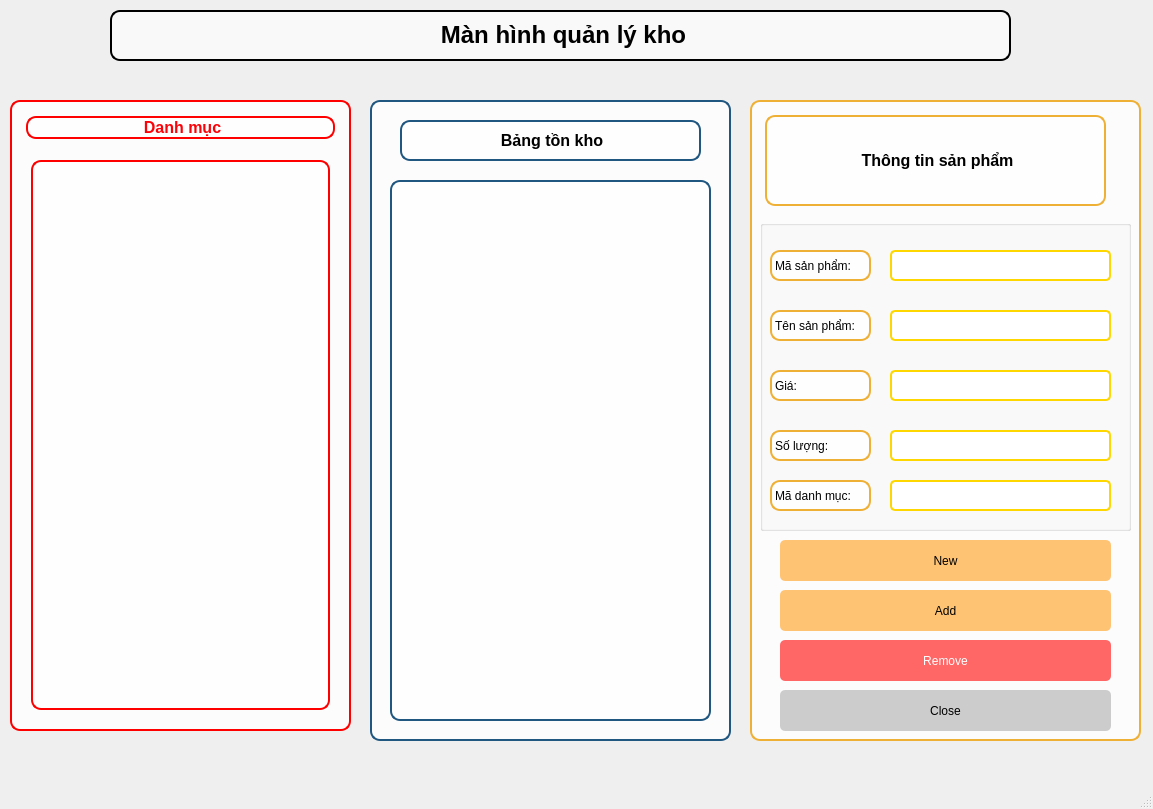
Old version of the form DoAnCuoiKy/DoAnCuoiKy/ui/InventoryMainWindow.ui in the repository Shin030206/DoAnCuoiKy.
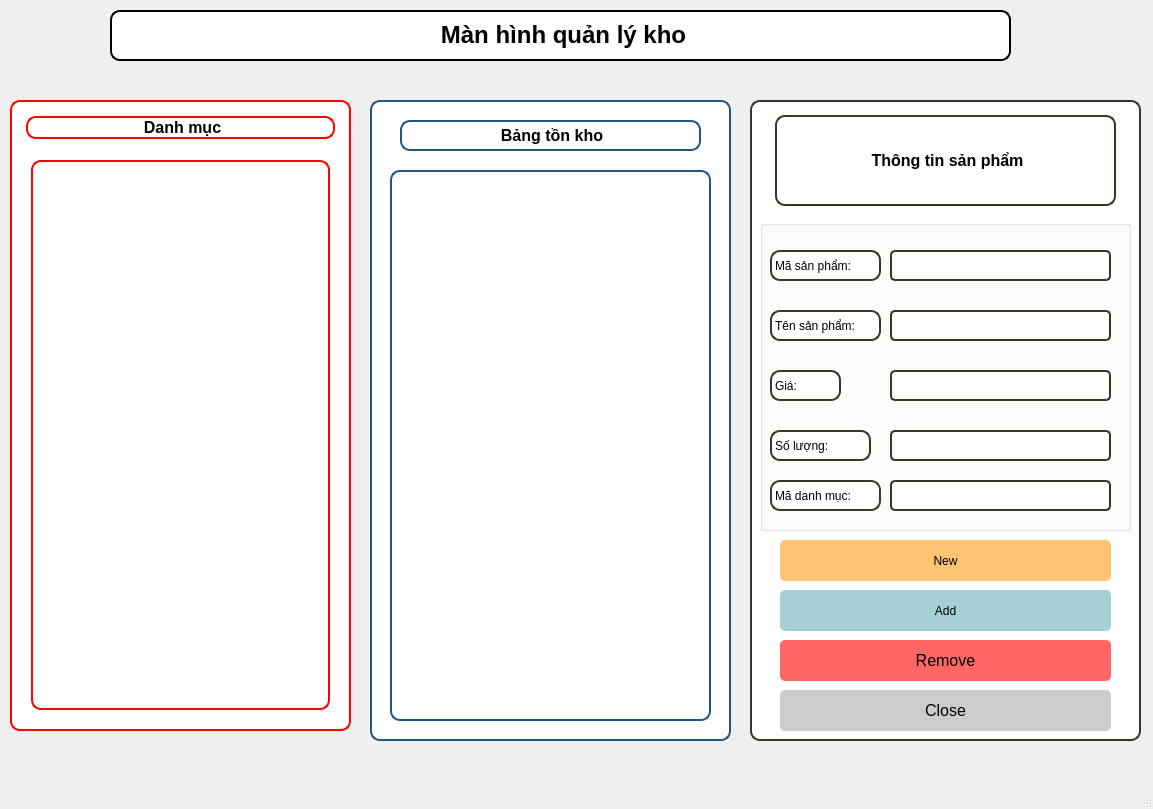
New version of the form.

Diff of the .ui file:
```diff
--- a/DoAnCuoiKy/DoAnCuoiKy/ui/InventoryMainWindow.ui
+++ b/DoAnCuoiKy/DoAnCuoiKy/ui/InventoryMainWindow.ui
@@ -39,7 +39,8 @@
     font-weight: bold;
     color:rgb(0,0,0);
     margin: 10px;
-    background-color: rgba(255,255,255,0.6);
+    
+	background-color: rgb(255, 255, 255);
     border-radius: 10px;
     padding: 5px 10px;
     border: 2px solid #000000; /* Viền đen */
@@ -61,7 +62,8 @@
     </property>
     <property name="styleSheet">
      <string notr="true">QFrame {
-    background-color: rgba(255, 255, 255, 0.8);
+    
+	background-color: rgb(255, 255, 255);
     border: 2px solid #FF0000; /* Màu đỏ */
     border-radius: 10px;
     margin: 10px;
@@ -83,7 +85,8 @@
                  font-size: 16px;
                  font-weight: bold;
                  margin: 5px;
-	color: rgb(252, 1, 7);
+	
+	color: rgb(0, 0, 0);
              }
             </string>
        </property>
@@ -94,6 +97,11 @@
      </item>
      <item>
       <widget class="QListWidget" name="listWidgetCategory">
+       <property name="font">
+        <font>
+         <pointsize>10</pointsize>
+        </font>
+       </property>
        <property name="styleSheet">
         <string notr="true">color:rgb(0,0,0);
 alternate-background-color: rgb(255, 255, 255);
@@ -114,7 +122,8 @@
     </property>
     <property name="styleSheet">
      <string notr="true">QFrame {
-    background-color: rgba(255, 255, 255, 0.8);
+	
+	background-color: rgb(255, 255, 255);
     border: 2px solid #205781; /* Màu đỏ */
     border-radius: 10px;
     margin: 10px;
@@ -133,7 +142,7 @@
        <x>30</x>
        <y>20</y>
        <width>321</width>
-       <height>61</height>
+       <height>51</height>
       </rect>
      </property>
      <property name="styleSheet">
@@ -147,11 +156,16 @@
      <property name="geometry">
       <rect>
        <x>20</x>
-       <y>80</y>
+       <y>70</y>
        <width>341</width>
-       <height>561</height>
+       <height>571</height>
       </rect>
      </property>
+     <property name="font">
+      <font>
+       <pointsize>10</pointsize>
+      </font>
+     </property>
      <property name="styleSheet">
       <string notr="true">color:rgb(0,0,0)</string>
      </property>
@@ -168,8 +182,9 @@
     </property>
     <property name="styleSheet">
      <string notr="true">QFrame {
-    background-color: rgba(255, 255, 255, 0.8);
-    border: 2px solid #EFB036; /* Màu đỏ */
+   
+	background-color: rgb(255, 255, 255);
+    border: 2px solid #353924; /* Màu đỏ */
     border-radius: 10px;
     margin: 10px;
 }
@@ -184,12 +199,19 @@
     <widget class="QLabel" name="label_4">
      <property name="geometry">
       <rect>
-       <x>20</x>
+       <x>30</x>
        <y>20</y>
        <width>351</width>
        <height>101</height>
       </rect>
      </property>
+     <property name="font">
+      <font>
+       <pointsize>-1</pointsize>
+       <weight>75</weight>
+       <bold>true</bold>
+      </font>
+     </property>
      <property name="styleSheet">
       <string notr="true">
              QLabel {
@@ -221,10 +243,15 @@
        <rect>
         <x>0</x>
         <y>20</y>
-        <width>121</width>
+        <width>131</width>
         <height>51</height>
        </rect>
       </property>
+      <property name="font">
+       <font>
+        <pointsize>9</pointsize>
+       </font>
+      </property>
       <property name="styleSheet">
        <string notr="true">color:rgb(0,0,0)</string>
       </property>
@@ -241,9 +268,14 @@
         <height>31</height>
        </rect>
       </property>
+      <property name="font">
+       <font>
+        <pointsize>9</pointsize>
+       </font>
+      </property>
       <property name="styleSheet">
        <string notr="true">QLineEdit {
-    border: 2px solid #FFD700; /* #FFD700 là mã màu vàng (Gold) */
+    border: 2px solid #353924; /* #FFD700 là mã màu vàng (Gold) */
     border-radius: 5px;
     background-color: #FFFFFF; /* nền trắng */;
 color:rgb(0,0,0)
@@ -255,10 +287,15 @@
        <rect>
         <x>0</x>
         <y>80</y>
-        <width>121</width>
+        <width>131</width>
         <height>51</height>
        </rect>
       </property>
+      <property name="font">
+       <font>
+        <pointsize>9</pointsize>
+       </font>
+      </property>
       <property name="styleSheet">
        <string notr="true">color:rgb(0,0,0)</string>
       </property>
@@ -271,10 +308,15 @@
        <rect>
         <x>0</x>
         <y>140</y>
-        <width>121</width>
+        <width>91</width>
         <height>51</height>
        </rect>
       </property>
+      <property name="font">
+       <font>
+        <pointsize>9</pointsize>
+       </font>
+      </property>
       <property name="styleSheet">
        <string notr="true">color:rgb(0,0,0)</string>
       </property>
@@ -291,6 +333,11 @@
         <height>51</height>
        </rect>
       </property>
+      <property name="font">
+       <font>
+        <pointsize>9</pointsize>
+       </font>
+      </property>
       <property name="styleSheet">
        <string notr="true">color:rgb(0,0,0)</string>
       </property>
@@ -303,10 +350,15 @@
        <rect>
         <x>0</x>
         <y>250</y>
-        <width>121</width>
+        <width>131</width>
         <height>51</height>
        </rect>
       </property>
+      <property name="font">
+       <font>
+        <pointsize>9</pointsize>
+       </font>
+      </property>
       <property name="styleSheet">
        <string notr="true">color:rgb(0,0,0)</string>
       </property>
@@ -323,9 +375,14 @@
         <height>31</height>
        </rect>
       </property>
+      <property name="font">
+       <font>
+        <pointsize>9</pointsize>
+       </font>
+      </property>
       <property name="styleSheet">
        <string notr="true">QLineEdit {
-    border: 2px solid #FFD700; /* #FFD700 là mã màu vàng (Gold) */
+    border: 2px solid #353924; /* #FFD700 là mã màu vàng (Gold) */
     border-radius: 5px;
     background-color: #FFFFFF; /* nền trắng */;
 color:rgb(0,0,0)
@@ -341,9 +398,14 @@
         <height>31</height>
        </rect>
       </property>
+      <property name="font">
+       <font>
+        <pointsize>9</pointsize>
+       </font>
+      </property>
       <property name="styleSheet">
        <string notr="true">QLineEdit {
-    border: 2px solid #FFD700; /* #FFD700 là mã màu vàng (Gold) */
+    border: 2px solid #353924; /* #FFD700 là mã màu vàng (Gold) */
     border-radius: 5px;
     background-color: #FFFFFF; /* nền trắng */;
 color:rgb(0,0,0)
@@ -359,9 +421,14 @@
         <height>31</height>
        </rect>
       </property>
+      <property name="font">
+       <font>
+        <pointsize>9</pointsize>
+       </font>
+      </property>
       <property name="styleSheet">
        <string notr="true">QLineEdit {
-    border: 2px solid #FFD700; /* #FFD700 là mã màu vàng (Gold) */
+    border: 2px solid #353924; /* #FFD700 là mã màu vàng (Gold) */
     border-radius: 5px;
     background-color: #FFFFFF; /* nền trắng */;
 color:rgb(0,0,0)
@@ -377,9 +444,14 @@
         <height>31</height>
        </rect>
       </property>
+      <property name="font">
+       <font>
+        <pointsize>9</pointsize>
+       </font>
+      </property>
       <property name="styleSheet">
        <string notr="true">QLineEdit {
-    border: 2px solid #FFD700; /* #FFD700 là mã màu vàng (Gold) */
+    border: 2px solid #353924; /* #FFD700 là mã màu vàng (Gold) */
     border-radius: 5px;
     background-color: #FFFFFF; /* nền trắng */;
 color:rgb(0,0,0)
@@ -429,16 +501,16 @@
       <string notr="true">QPushButton {
 	font: 12pt &quot;MS Shell Dlg 2&quot;;
 	color: rgb(255, 255, 255);
-                 background-color: #FFC374;
+                 background-color: #A7D0D6;
                  color:rgb(0,0,0);
                  border-radius: 5px;
                  padding: 8px;
              }
              QPushButton:hover {
-                 background-color: #FFC374;
+                 background-color: #A7D0D6;
              }
              QPushButton:pressed {
-                 background-color: #497D74;
+                 background-color: #A7D0D6;
              }</string>
      </property>
      <property name="text">
@@ -454,11 +526,16 @@
        <height>41</height>
       </rect>
      </property>
+     <property name="font">
+      <font>
+       <pointsize>12</pointsize>
+      </font>
+     </property>
      <property name="styleSheet">
       <string notr="true">
              QPushButton {
                  background-color: #FF6666;
-                 color: white;
+                 color: black;
                  border-radius: 5px;
                  padding: 8px;
              }
@@ -483,11 +560,17 @@
        <height>41</height>
       </rect>
      </property>
+     <property name="font">
+      <font>
+       <pointsize>12</pointsize>
+      </font>
+     </property>
      <property name="styleSheet">
       <string notr="true">
              QPushButton {
                  background-color: #CCCCCC;
-                 color:rgb(0,0,0);
+                 
+	color: rgb(0, 0, 0);
                  border-radius: 5px;
                  padding: 8px;
              }
@@ -511,7 +594,7 @@
      <x>0</x>
      <y>0</y>
      <width>1153</width>
-     <height>24</height>
+     <height>26</height>
     </rect>
    </property>
   </widget>
```
